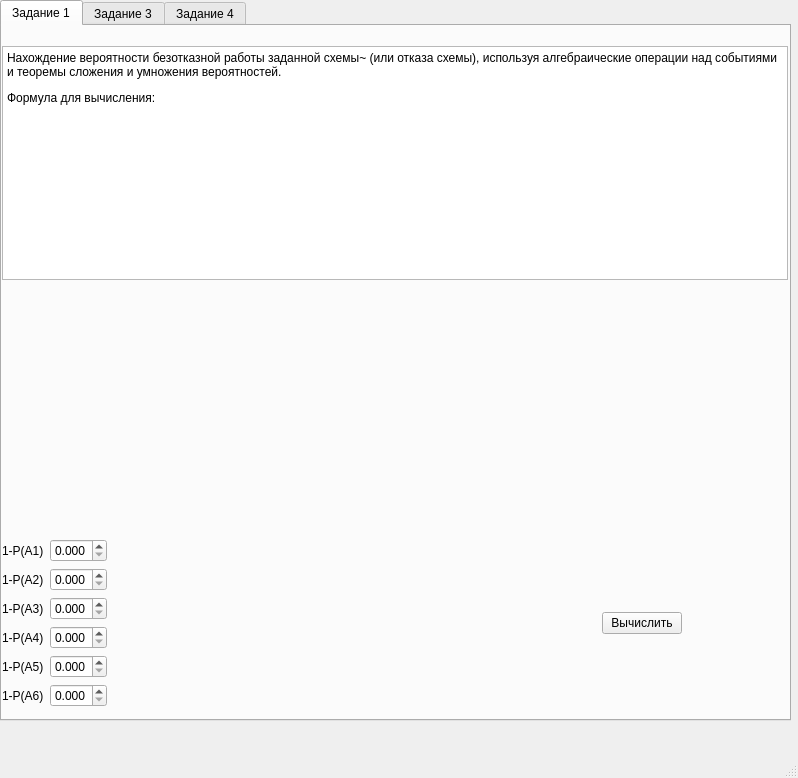
This is Lab2/mainwindow.ui in KorvinDarkus/TerVer as Qt 5 draws it before an edit. The edited form follows.
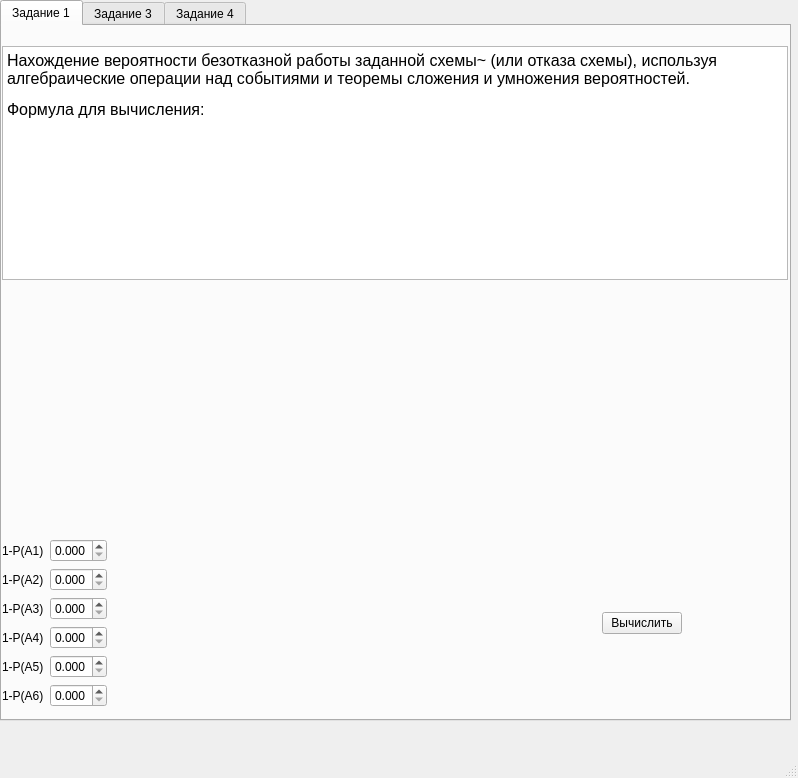
This is the edited form. Icons and pictures are not drawn.

Commit message: Дима занёс скрины в протокол

```diff
--- a/Lab2/mainwindow.ui
+++ b/Lab2/mainwindow.ui
@@ -67,9 +67,9 @@
 p, li { white-space: pre-wrap; }
 hr { height: 1px; border-width: 0; }
 &lt;/style&gt;&lt;/head&gt;&lt;body style=&quot; font-family:'Segoe UI'; font-size:9pt; font-weight:400; font-style:normal;&quot;&gt;
-&lt;p style=&quot; margin-top:12px; margin-bottom:12px; margin-left:0px; margin-right:0px; -qt-block-indent:0; text-indent:0px;&quot;&gt;&lt;span style=&quot; font-family:'Times New Roman';&quot;&gt;Нахождение вероятности безотказной работы заданной схемы~ (или отказа схемы), используя алгебраические операции над событиями и теоремы сложения и умножения вероятностей.&lt;/span&gt;&lt;/p&gt;
-&lt;p style=&quot; margin-top:12px; margin-bottom:12px; margin-left:0px; margin-right:0px; -qt-block-indent:0; text-indent:0px;&quot;&gt;&lt;span style=&quot; font-family:'Times New Roman';&quot;&gt;Формула для вычисления:&lt;/span&gt;&lt;/p&gt;
-&lt;p align=&quot;justify&quot; style=&quot;-qt-paragraph-type:empty; margin-top:2px; margin-bottom:2px; margin-left:-9px; margin-right:0px; -qt-block-indent:0; text-indent:0px;&quot;&gt;&lt;br /&gt;&lt;/p&gt;&lt;/body&gt;&lt;/html&gt;</string>
+&lt;p style=&quot; margin-top:12px; margin-bottom:12px; margin-left:0px; margin-right:0px; -qt-block-indent:0; text-indent:0px;&quot;&gt;&lt;span style=&quot; font-family:'Times New Roman'; font-size:12pt;&quot;&gt;Нахождение вероятности безотказной работы заданной схемы~ (или отказа схемы), используя алгебраические операции над событиями и теоремы сложения и умножения вероятностей.&lt;/span&gt;&lt;/p&gt;
+&lt;p style=&quot; margin-top:12px; margin-bottom:12px; margin-left:0px; margin-right:0px; -qt-block-indent:0; text-indent:0px;&quot;&gt;&lt;span style=&quot; font-family:'Times New Roman'; font-size:12pt;&quot;&gt;Формула для вычисления:&lt;/span&gt;&lt;/p&gt;
+&lt;p align=&quot;justify&quot; style=&quot;-qt-paragraph-type:empty; margin-top:2px; margin-bottom:2px; margin-left:-9px; margin-right:0px; -qt-block-indent:0; text-indent:0px; font-size:12pt;&quot;&gt;&lt;br /&gt;&lt;/p&gt;&lt;/body&gt;&lt;/html&gt;</string>
          </property>
         </widget>
        </item>
```
The commit also changes 1 other file.
